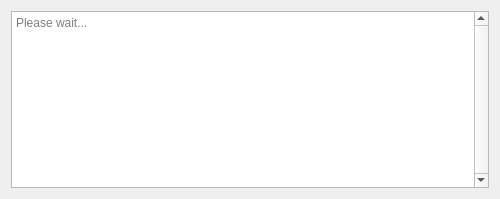
This is projects/videoclient/src/startup/ts3videostartuplogic.ui in mfreiholz/ts3video as Qt 5 draws it before an edit. The edited form follows.
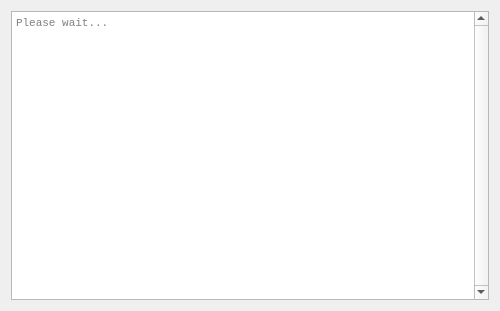
This is the edited form.

Patch:
```diff
--- a/projects/videoclient/src/startup/ts3videostartuplogic.ui
+++ b/projects/videoclient/src/startup/ts3videostartuplogic.ui
@@ -7,7 +7,7 @@
     <x>0</x>
     <y>0</y>
     <width>500</width>
-    <height>199</height>
+    <height>311</height>
    </rect>
   </property>
   <property name="windowTitle">
@@ -16,6 +16,12 @@
   <layout class="QVBoxLayout">
    <item>
     <widget class="QTextEdit" name="progress">
+     <property name="font">
+      <font>
+       <family>Consolas</family>
+       <pointsize>8</pointsize>
+      </font>
+     </property>
      <property name="verticalScrollBarPolicy">
       <enum>Qt::ScrollBarAlwaysOn</enum>
      </property>
```
Left out of the diff: 3 changed lines with no effect on the pictures.
